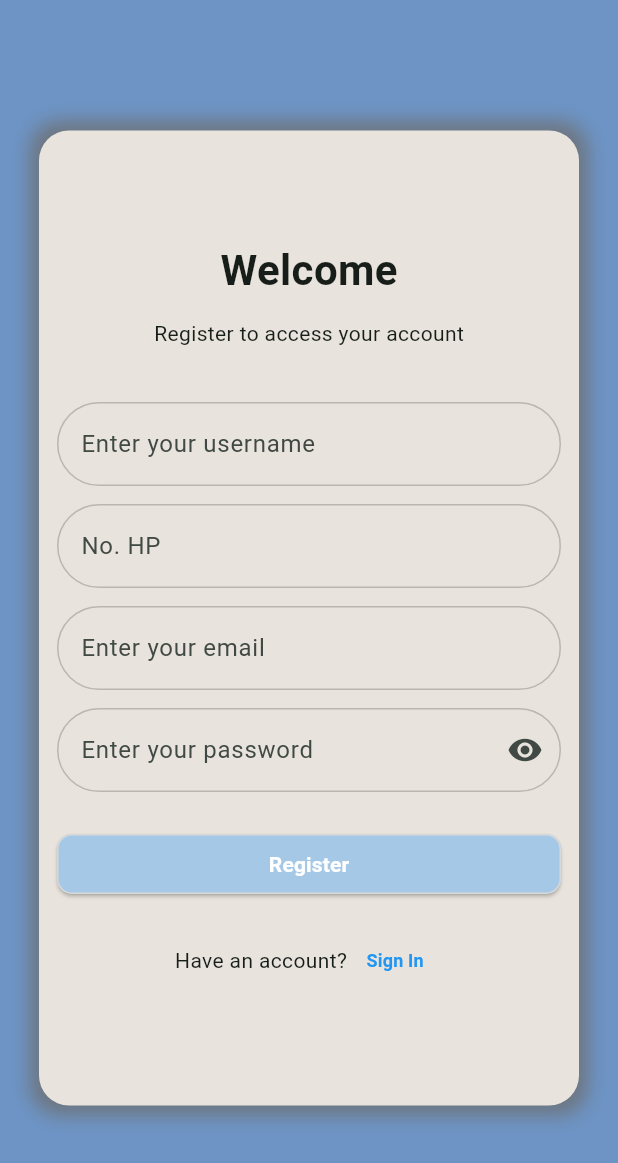
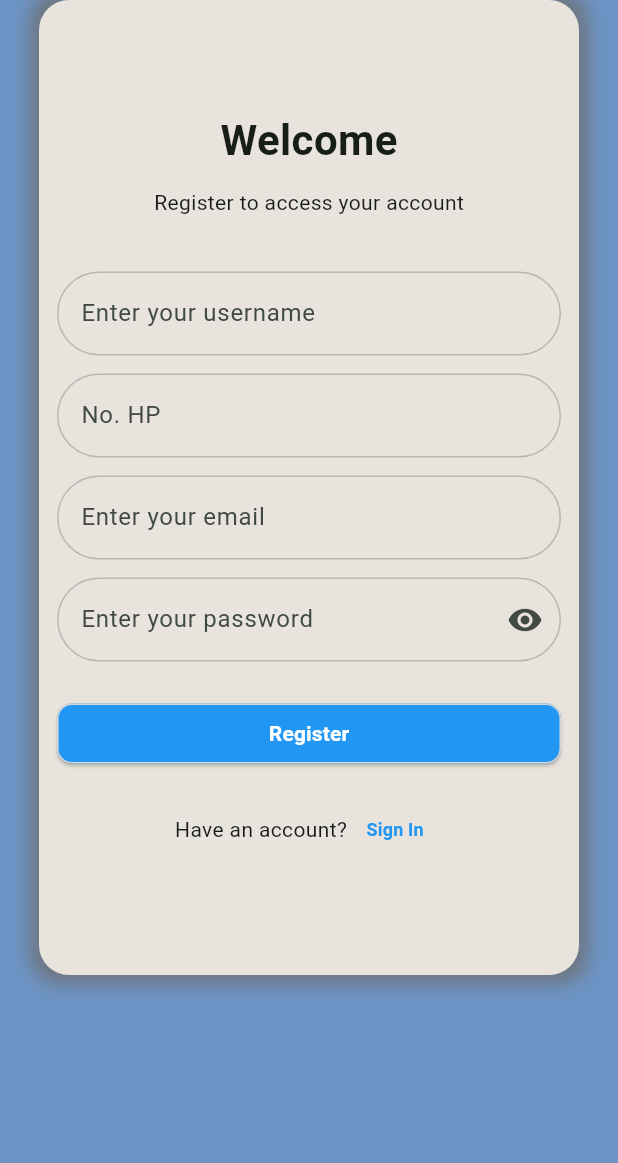
Before and after one commit to yogaperdana2308/E-Nventory, a Flutter app: the RegisterScreenProject screen opened by its route, on a phone screen of 412 x 824 dp. Shown: the top 1163 px of the screen. Run offline on Flutter 3.47's test engine with Material 3 defaults, Android fonts, the light colour scheme and no system bars; our stand-ins replace curved_navigation_bar, fluttertoast, sqflite; accounts and stored records are empty.

Commit message:
(ini cuma syarat pull)

```diff
--- a/lib/view/register_screen.dart
+++ b/lib/view/register_screen.dart
@@ -27,6 +27,8 @@ class _RegisterScreenProjectState extends State<RegisterScreenProject> {
   final _formKey = GlobalKey<FormState>();
   SafeArea buildLayer() {
     return SafeArea(
+      child: SingleChildScrollView(
+        physics: NeverScrollableScrollPhysics(),
         child: Column(
           mainAxisAlignment: MainAxisAlignment.center,
           children: [
@@ -146,7 +148,9 @@ class _RegisterScreenProjectState extends State<RegisterScreenProject> {
                                   nomorhp: int.parse(nomorhpC.text),
                                 );
                                 DbHelper.registerUser(data);
-                              Fluttertoast.showToast(msg: "Register Berhasil");
+                                Fluttertoast.showToast(
+                                  msg: "Register Berhasil",
+                                );
                                 Navigator.pushNamed(context, '/login_screen');
                                 //     } else {}
                               }
@@ -187,6 +191,7 @@ class _RegisterScreenProjectState extends State<RegisterScreenProject> {
               ),
             ),
           ],
+        ),
       ),
     );
   }
--- a/lib/widget/loginButton.dart
+++ b/lib/widget/loginButton.dart
@@ -19,9 +19,7 @@ class LoginButton extends StatelessWidget {
     return ElevatedButton(
       onPressed: onPress,
       style: ElevatedButton.styleFrom(
-        backgroundColor: isLogin
-            ? Color.fromARGB(255, 165, 200, 230)
-            : Colors.white,
+        backgroundColor: isLogin ? Colors.blue : Colors.white,
         shape: RoundedRectangleBorder(
           side: BorderSide(color: const Color.fromARGB(255, 216, 216, 216)),
           borderRadius: BorderRadius.circular(10),
```
Lines whose indentation alone changed are shown as unchanged.
